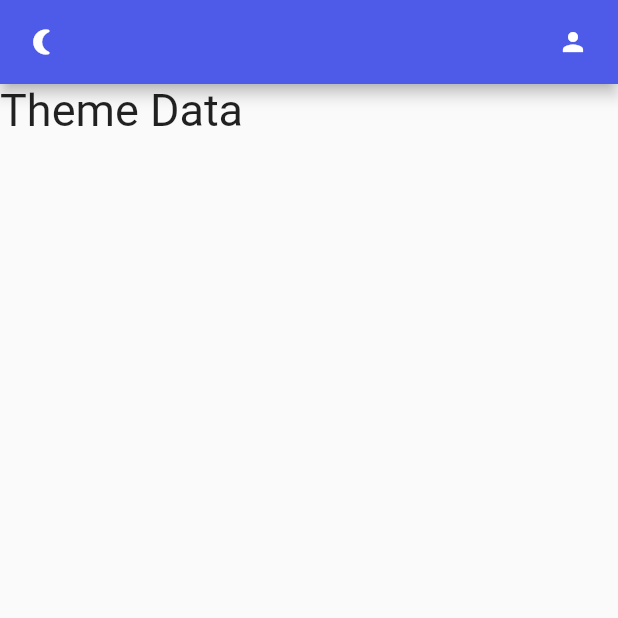
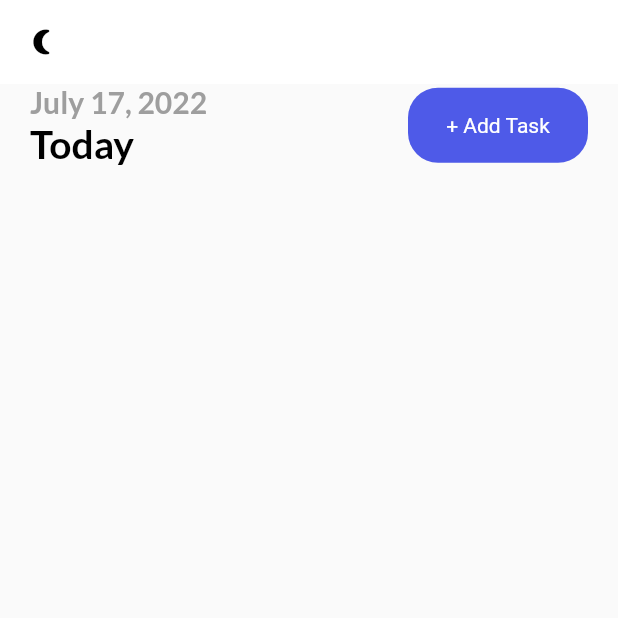
Before and after one commit to mostafijur566/todo_app_flutter, a Flutter app: the screen it shows after launch, on a phone screen of 412 x 824 dp, the top half of it. Run offline on Flutter 3.47's test engine with Material 2 defaults, Android fonts, the phone set to English and light mode, and no system bars; our stand-ins replace date_picker_timeline, flutter_local_notifications, get, get_storage, google_fonts, timezone.

Commit message:
add task bar added

```diff
--- a/lib/ui/home_page.dart
+++ b/lib/ui/home_page.dart
@@ -1,7 +1,12 @@
+import 'package:date_picker_timeline/date_picker_timeline.dart';
 import 'package:flutter/material.dart';
 import 'package:get/get.dart';
+import 'package:google_fonts/google_fonts.dart';
+import 'package:intl/intl.dart';
 import 'package:todo_app_flutter/services/notification_services.dart';
 import 'package:todo_app_flutter/services/theme_service.dart';
+import 'package:todo_app_flutter/ui/theme.dart';
+import 'package:todo_app_flutter/widgets/button.dart';
 
 class HomePage extends StatefulWidget {
   const HomePage({Key? key}) : super(key: key);
@@ -11,6 +16,8 @@ class HomePage extends StatefulWidget {
 }
 
 class _HomePageState extends State<HomePage> {
+
+  DateTime _selectedDate = DateTime.now();
 
   var notifyHelper;
 
@@ -28,17 +35,41 @@ class _HomePageState extends State<HomePage> {
       appBar: _appBar(),
       body: Column(
         children: [
-          Text(
-            "Theme Data",
-            style: TextStyle(fontSize: 30),
-          )
+          _addTaskBar(),
         ],
       ),
     );
   }
 
+
+  _addTaskBar(){
+    return Container(
+      margin: EdgeInsets.only(left: 20, right: 20),
+      child: Row(
+        mainAxisAlignment: MainAxisAlignment.spaceBetween,
+        children: [
+          Container(
+            child: Column(
+              crossAxisAlignment: CrossAxisAlignment.start,
+              children: [
+                Text(DateFormat.yMMMMd().format(DateTime.now()),
+                  style:subHeadingStyle ,
+                ),
+                Text("Today",
+                  style: headingStyle,
+                )
+              ],
+            ),
+          ),
+          MyButton(label: '+ Add Task', onTap: (){})
+        ],
+      ),
+    );
+  }
   _appBar() {
     return AppBar(
+      elevation: 0,
+      backgroundColor: context.theme.backgroundColor,
       leading: GestureDetector(
         onTap: () {
           ThemeService().switchTheme();
@@ -50,8 +81,9 @@ class _HomePageState extends State<HomePage> {
           notifyHelper.scheduledNotification();
         },
         child: Icon(
-          Icons.nightlight_round,
+          Get.isDarkMode ? Icons.wb_sunny_outlined : Icons.nightlight_round,
           size: 20,
+          color: Get.isDarkMode ? Colors.white : Colors.black,
         ),
       ),
       actions: [
--- a/lib/ui/theme.dart
+++ b/lib/ui/theme.dart
@@ -1,4 +1,6 @@
 import 'package:flutter/material.dart';
+import 'package:google_fonts/google_fonts.dart';
+import 'package:get/get.dart';
 
 const Color blushClr = Color(0xFF4e5ae8);
 const Color yellowClr = Color(0xFFffb746);
@@ -8,15 +10,34 @@ const Color primaryClr = blushClr;
 const Color darkGreyClr = Color(0xFF121212);
 const Color darkHeaderClr = Color(0xFF424242);
 
-class Themes{
-
+class Themes {
   static final light = ThemeData(
+      backgroundColor: Colors.white,
       colorScheme: ColorScheme.light().copyWith(primary: primaryClr),
-    brightness: Brightness.light
-  );
+      brightness: Brightness.light);
 
   static final dark = ThemeData(
+      backgroundColor: darkGreyClr,
       colorScheme: ColorScheme.dark().copyWith(primary: darkGreyClr),
-      brightness: Brightness.dark
+      brightness: Brightness.dark);
+}
+
+TextStyle get subHeadingStyle{
+  return GoogleFonts.lato(
+    textStyle: TextStyle(
+      fontSize: 20,
+      fontWeight: FontWeight.bold,
+        color: Get.isDarkMode ? Colors.grey[400] : Colors.grey
+    )
   );
 }
+
+TextStyle get headingStyle{
+  return GoogleFonts.lato(
+      textStyle: TextStyle(
+          fontSize: 26,
+          fontWeight: FontWeight.bold,
+          color: Get.isDarkMode ? Colors.white : Colors.black
+      )
+  );
+}
--- /dev/null
+++ b/lib/widgets/button.dart
@@ -0,0 +1,33 @@
+import 'package:flutter/material.dart';
+import 'package:todo_app_flutter/ui/theme.dart';
+
+class MyButton extends StatelessWidget {
+  const MyButton({Key? key, required this.label, required this.onTap}) : super(key: key);
+
+  final String label;
+  final Function() onTap;
+
+  @override
+  Widget build(BuildContext context) {
+    return GestureDetector(
+      onTap: onTap,
+      child: Container(
+        width: 120,
+        height: 50,
+        decoration: BoxDecoration(
+          borderRadius: BorderRadius.circular(20),
+          color: primaryClr
+        ),
+
+        child: Center(
+          child: Text(
+            label,
+            style: TextStyle(
+              color: Colors.white,
+            ),
+          ),
+        ),
+      ),
+    );
+  }
+}
--- a/pubspec.yaml
+++ b/pubspec.yaml
@@ -38,6 +38,8 @@ dependencies:
   get: ^4.6.5
   flutter_local_notifications:
   flutter_native_timezone: ^2.0.0
+  intl: ^0.17.0
+  google_fonts: ^3.0.1
 
 dev_dependencies:
   flutter_test:
```
Also changed, not shown: pubspec.lock.
